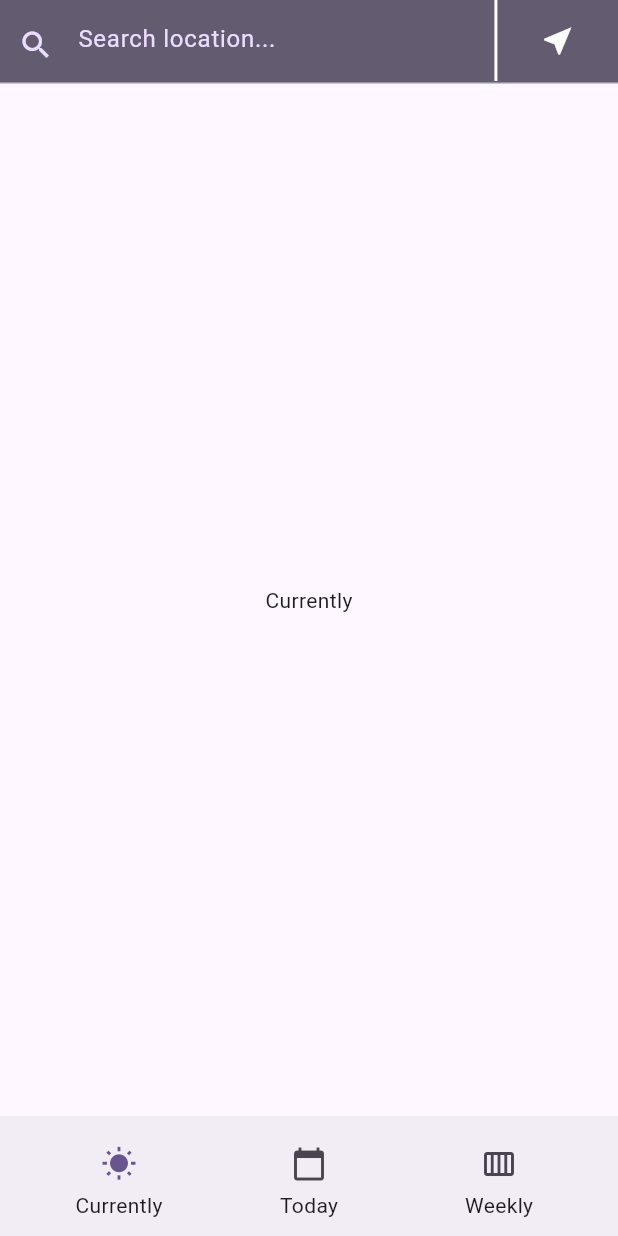
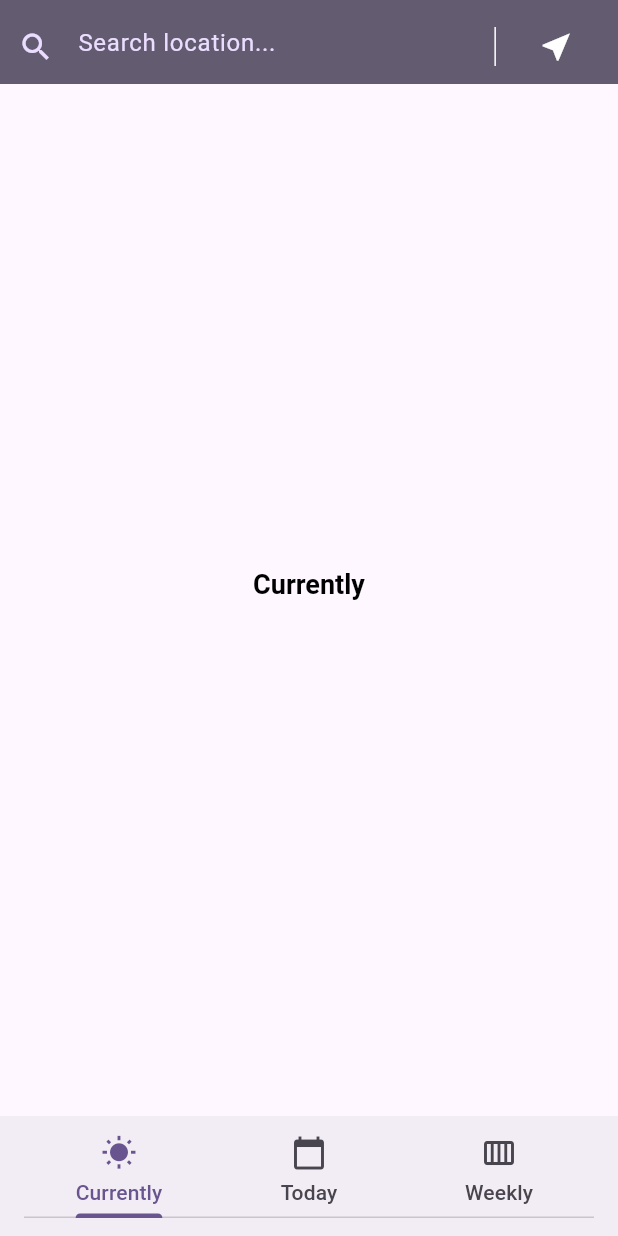
Before and after one commit to keiseiisobe/Mobile, a Flutter app: the screen it shows after launch, on a phone screen of 412 x 824 dp. Run offline on Flutter 3.47's test engine with Material 3 defaults, Android fonts, the phone set to English and light mode, and no system bars; our stand-ins replace flutter_multi_formatter; missing offline and left inert: flutter_grid_button, function_tree, window_size.

Commit message:
added weather_app

```diff
--- a/mobileModule01/weather_app/lib/main.dart
+++ b/mobileModule01/weather_app/lib/main.dart
@@ -1,9 +1,12 @@
+import 'dart:io';
 import 'package:flutter/material.dart';
 import 'package:window_size/window_size.dart';
 
 void main() async {
   WidgetsFlutterBinding.ensureInitialized();
-  setWindowMinSize(Size(250, 400));
+  if (Platform.isWindows || Platform.isLinux || Platform.isMacOS) {
+    setWindowMinSize(Size(300, 400));
+  }
   runApp(const MyApp());
 }
 
@@ -32,148 +35,194 @@ class MyHomePage extends StatefulWidget {
   State<MyHomePage> createState() => _MyHomePageState();
 }
 
-class _MyHomePageState extends State<MyHomePage> {
-  PageController pageController = PageController(
-    initialPage: 0,
-  );
-  var pageSelected = 0;
+class _MyHomePageState extends State<MyHomePage> with SingleTickerProviderStateMixin {
+  late final TabController tabController;
+  final TextEditingController searchController = TextEditingController();
+  var isGeoLocationEnabled = false;
+  var isSearchLocationEnabled = false;
 
   List<Widget> getBottomNavigationBarItems() {
     return [
-      Expanded(
-        child: Column(
+      Column(
         mainAxisAlignment: MainAxisAlignment.center,
         children: [
-            Expanded(
-              flex: 2,
+            Expanded(child: const Icon(Icons.wb_sunny)),
+            SizedBox(height: 4),
+            Expanded(child: Text("Currently")),
+        ],
+      ),
+      Column(
+        mainAxisAlignment: MainAxisAlignment.center,
+        children: [
+            Expanded(child: const Icon(Icons.calendar_today)),
+            SizedBox(height: 4),
+            Expanded(child: Text("Today")),
+        ],
+      ),
+      Column(
+        mainAxisAlignment: MainAxisAlignment.center,
+        children: [
+            Expanded(child: const Icon(Icons.calendar_view_week)),
+            SizedBox(height: 4),
+            Expanded(child: Text("Weekly")),
+        ],
+      ),
+    ];
+  }
+
+  List<Widget> getTopBarItems() {
+    return [
+      Container(
+        width: MediaQuery.of(context).size.width * 0.8,
+        alignment: Alignment.bottomLeft,
+        child: TextField(
+          controller: searchController,
+          style: TextStyle(
+            color: Theme.of(context).colorScheme.onPrimary,
+          ),
+          cursorColor: Theme.of(context).colorScheme.onPrimary,
+          decoration: InputDecoration(
+            hintText: "Search location...",
+            hintStyle: TextStyle(color: Theme.of(context).colorScheme.primaryContainer),
+            border: InputBorder.none,
+            prefixIcon: Icon(Icons.search),
+            prefixIconColor: Theme.of(context).colorScheme.primaryContainer,
+            counterText: "",
+          ),
+          maxLength: 100,
+          onSubmitted: (value) {
+            setState(() {
+              isSearchLocationEnabled = true;
+              isGeoLocationEnabled = false;
+            });
+          },
+        ),
+      ),
+      VerticalDivider(
+        color: Theme.of(context).colorScheme.onPrimary,
+        indent: 10,
+        endIndent: 10,
+        width: 0,
+      ),
+      Container(
+        width: MediaQuery.of(context).size.width * 0.2,
+        alignment: Alignment.center,
         child: IconButton(
-                isSelected: pageSelected == 0,
-                icon: const Icon(Icons.wb_sunny),
           onPressed: () {
             setState(() {
-                    pageSelected = 0;
+              if (isGeoLocationEnabled) {
+                isGeoLocationEnabled = false;
+              } else {
+                isGeoLocationEnabled = true;
+                isSearchLocationEnabled = false;
+              }
             });
-                  pageController.jumpToPage(0);
           },
-              )
+          icon: Icon(
+            Icons.near_me,
+            color: Theme.of(context).colorScheme.onPrimary,
           ),
-            Expanded(child: Text("Currently"))
-          ],
-        ),
-      ),
-      Expanded(
-        child: Column(
-          mainAxisAlignment: MainAxisAlignment.center,
-          children: [
-            Expanded(
-              flex: 2,
-              child: IconButton(
-                isSelected: pageSelected == 1,
-                icon: const Icon(Icons.calendar_today),
-                onPressed: () {
-                  setState(() {
-                    pageSelected = 1;
-                  });
-                  pageController.jumpToPage(1);
-                },
-              )
-            ),
-            Expanded(child: Text("Today"))
-          ],
-        ),
-      ),
-      Expanded(
-        child: Column(
-          mainAxisAlignment: MainAxisAlignment.center,
-          children: [
-            Expanded(
-              flex: 2,
-              child: IconButton(
-                isSelected: pageSelected == 2,
-                icon: const Icon(Icons.calendar_view_week),
-                onPressed: () {
-                  setState(() {
-                    pageSelected = 2;
-                  });
-                  pageController.jumpToPage(2);
-                },
-              )
-            ),
-            Expanded(child: Text("Weekly"))
-          ],
+          constraints: BoxConstraints.expand(),
         ),
       ),
     ];
   }
 
   @override
+  void initState() {
+    super.initState();
+    tabController = TabController(length: 3, vsync: this);
+  }
+
+  @override
+  void dispose() {
+    tabController.dispose();
+    searchController.dispose();
+    super.dispose();
+  }
+
+  @override
   Widget build(BuildContext context) {
-    return DefaultTabController(
-      length: 2,
-      child: Scaffold(
+    return Scaffold(
       appBar: AppBar(
         backgroundColor: Theme.of(context).colorScheme.secondary,
-          flexibleSpace: TabBar(
+        flexibleSpace: SafeArea(
+          child: TabBar(
+            controller: tabController,
             tabAlignment: TabAlignment.start,
+            labelPadding: EdgeInsets.only(top: 8),
             isScrollable: true,
-            labelPadding: EdgeInsets.zero,
-            indicatorPadding: EdgeInsets.symmetric(vertical: 10),
-            indicator: ShapeDecoration(shape: RoundedRectangleBorder(
-              borderRadius: BorderRadius.all(Radius.circular(100.0)),
-            )),
-
-
-            tabs: [
-              Container(
-                width: MediaQuery.of(context).size.width * 0.8,
-                alignment: Alignment.bottomCenter,
-                child: TextField(
-                  decoration: InputDecoration(
-                    hintText: "Search location...",
-                    hintStyle: TextStyle(color: Theme.of(context).colorScheme.primaryContainer),
-                    border: InputBorder.none,
-                    prefixIcon: Icon(Icons.search),
-                    prefixIconColor: Theme.of(context).colorScheme.primaryContainer,
+            dividerColor: Colors.transparent,
+            indicatorColor: Colors.transparent,
+            labelColor: Colors.transparent,
+            unselectedLabelColor: Colors.transparent,
+            overlayColor: WidgetStateProperty.all(Colors.transparent),
+            mouseCursor: SystemMouseCursors.basic,
+            tabs: getTopBarItems(),
+            onTap: (index) {
+              setState(() {
+                tabController.index = tabController.previousIndex;
+              });
+            },
           ),
         ),
       ),
-              Container(
-                width: MediaQuery.of(context).size.width * 0.2,
-                alignment: Alignment.center,
-                decoration: BoxDecoration(
-                  border: Border(
-                    left: BorderSide(
-                      color: Theme.of(context).colorScheme.onPrimary,
-                      width: 2.0,
-                      style: BorderStyle.solid
+      bottomNavigationBar: BottomAppBar(
+        child: TabBar(
+          controller: tabController,
+          tabs: getBottomNavigationBarItems()
         ),
       ),
+      body: SafeArea(
+        child: DefaultTextStyle(
+          style: TextStyle(
+            color: Colors.black,
+            fontWeight: FontWeight.bold,
+            fontSize: 18,
           ),
-                child: IconButton(
-                  icon: Icon(
-                    Icons.near_me,
-                    color: Theme.of(context).colorScheme.onPrimary,
+          child: TabBarView(
+            controller: tabController,
+            children: [
+              Column(
+                mainAxisAlignment: MainAxisAlignment.center,
+                crossAxisAlignment: CrossAxisAlignment.center,
+                children: [
+                  Text("Currently"),
+                  isGeoLocationEnabled
+                    ? Text("Geolocation")
+                    : isSearchLocationEnabled
+                      ? Text(searchController.text)
+                      : Text(""),
+                ],
               ),
-                  onPressed: () {
-                    // Action for the near me button
-                  },
+              Column(
+                mainAxisAlignment: MainAxisAlignment.center,
+                crossAxisAlignment: CrossAxisAlignment.center,
+                children: [
+                  Text("Today"),
+                  isGeoLocationEnabled
+                    ? Text("Geolocation")
+                    : isSearchLocationEnabled
+                      ? Text(searchController.text)
+                      : Text(""),
+                ],
               ),
+              Column(
+                mainAxisAlignment: MainAxisAlignment.center,
+                crossAxisAlignment: CrossAxisAlignment.center,
+                children: [
+                  Text("Weekly"),
+                  isGeoLocationEnabled
+                    ? Text("Geolocation")
+                    : isSearchLocationEnabled
+                      ? Text(searchController.text)
+                      : Text(""),
+                ],
               ),
             ],
           ),
         ),
-        bottomNavigationBar: BottomAppBar(
-          child: Row(children: getBottomNavigationBarItems()),
       ),
-        body: PageView(
-          controller: pageController,
-          children: [
-            Center(child: Text("Currently")),
-            Center(child: Text("Today")),
-            Center(child: Text("Weekly")),
-          ],
-        ),
-      )
     );
   }
 }
```
Also changed, not shown: 4 other files. Lines whose indentation alone changed are shown as unchanged.
